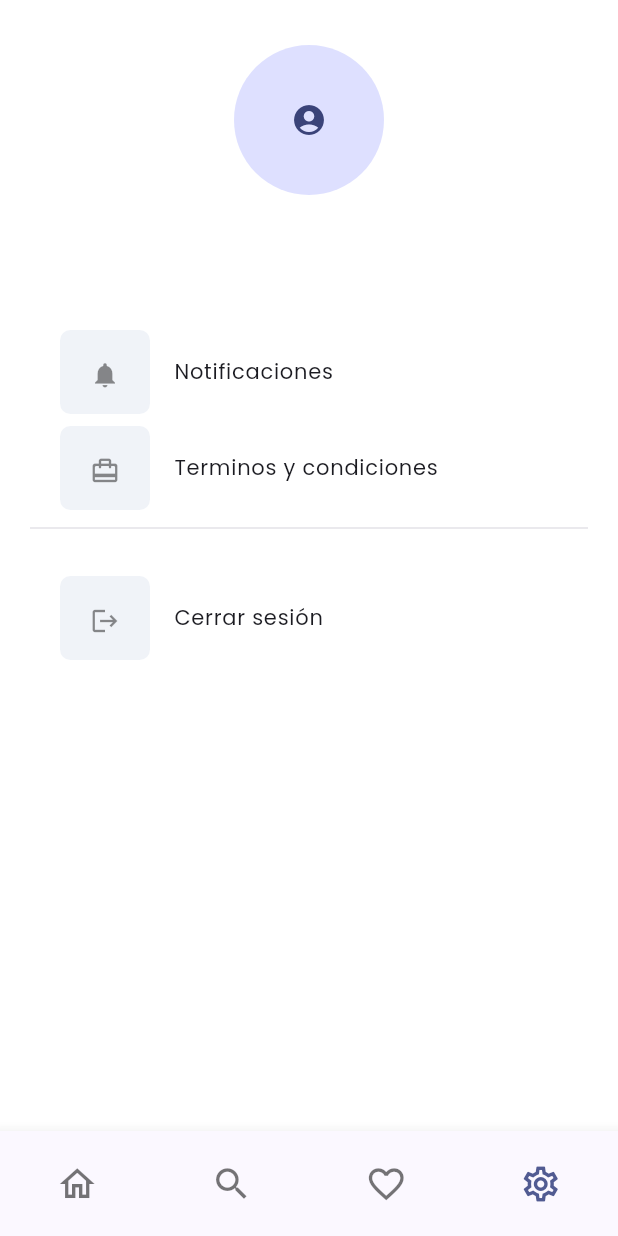
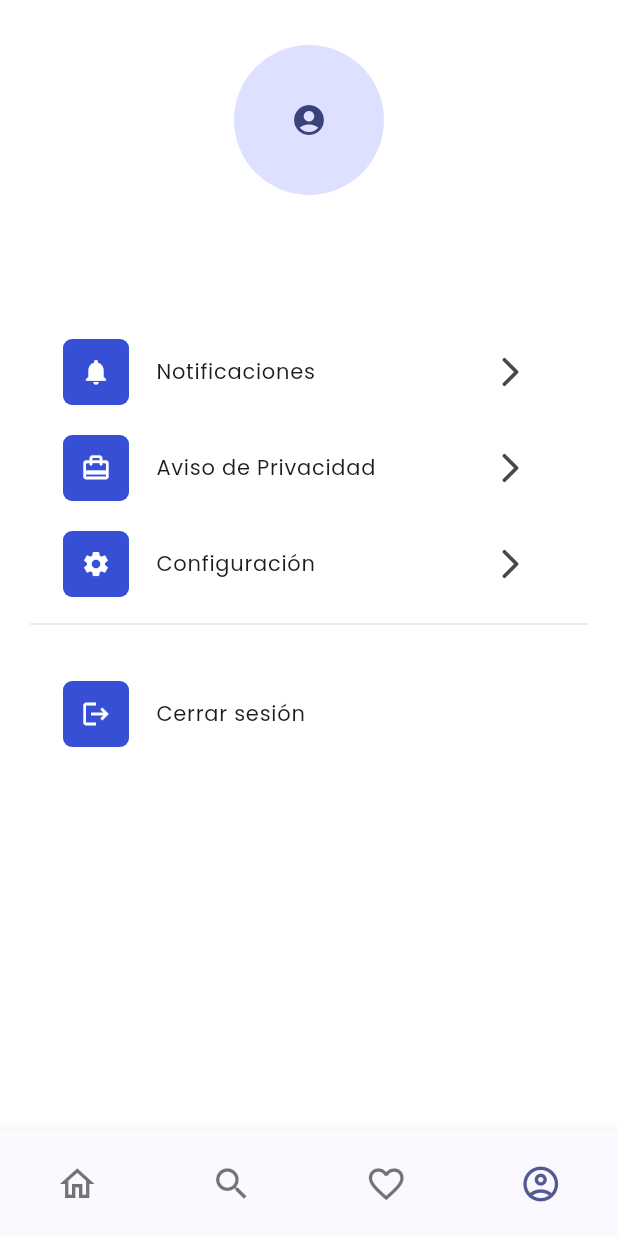
Before and after one commit to Maldy08/flutter_shopping_mxl_v2, a Flutter app: the screen it shows once a user with an empty profile is signed in, item 4 of the bottom bar chosen, on a phone screen of 412 x 824 dp. Run offline on Flutter 3.47's test engine with Material 2 defaults, Android fonts, the phone set to English and light mode, and no system bars; our stand-ins replace animate_do, cloud_firestore, equatable, firebase_auth, firebase_core, firebase_messaging and 5 more; accounts and stored records are empty.

Commit message:
09-04-2023

```diff
--- a/lib/config/router/app_router.dart
+++ b/lib/config/router/app_router.dart
@@ -48,7 +48,18 @@ GoRouter routes(AuthenticationBloc bloc) {
           }
           return '/';
         },
-        routes: const [],
+        routes: [
+          GoRoute(
+            path: 'notifications',
+            name: NotificationsScreen.name,
+            builder: (context, state) => const NotificationsScreen(),
+          ),
+          GoRoute(
+            path: 'aviso-privacidad',
+            name: AvisoPrivacidadScreen.name,
+            builder: (context, state) => const AvisoPrivacidadScreen(),
+          )
+        ],
       ),
       GoRoute(
         path: '/theme',
--- a/lib/config/theme/app_theme.dart
+++ b/lib/config/theme/app_theme.dart
@@ -54,12 +54,12 @@ class AppTheme {
 
   static ButtonStyle iconButtonSettings() {
     return IconButton.styleFrom(
-        padding: const EdgeInsets.all(20),
+        padding: const EdgeInsets.all(12),
         shape: RoundedRectangleBorder(
-          borderRadius: BorderRadius.circular(7),
+          borderRadius: BorderRadius.circular(6),
         ),
         elevation: 20,
-        backgroundColor: const Color(0xffF0F3F8));
+        backgroundColor: colorList[0]);
   }
 
   ThemeData getTheme() => ThemeData(
--- a/lib/main.dart
+++ b/lib/main.dart
@@ -5,7 +5,6 @@ import 'package:flutter_bloc/flutter_bloc.dart';
 import 'package:flutter_shopping_mxl_v2/config/config.dart';
 import 'package:flutter_shopping_mxl_v2/infrastructure/infrastructure.dart';
 import 'package:flutter_shopping_mxl_v2/presentation/blocs/blocs.dart';
-import 'package:flutter_shopping_mxl_v2/presentation/blocs/register/register_cubit.dart';
 
 final firebaseRepository = FirebaseAuthRepositoryImpl();
 void main() async {
--- a/lib/presentation/blocs/blocs.dart
+++ b/lib/presentation/blocs/blocs.dart
@@ -1,3 +1,4 @@
 export 'authentication/authentication_bloc.dart';
 export 'login/login_cubit.dart';
 export 'notifications/notifications_bloc.dart';
+export 'register/register_cubit.dart';
--- a/lib/presentation/screens.dart
+++ b/lib/presentation/screens.dart
@@ -1,3 +1,7 @@
+export 'package:flutter_shopping_mxl_v2/presentation/screens/aviso_privacidad/aviso_privacidad_screen.dart';
+
+export 'package:flutter_shopping_mxl_v2/presentation/screens/notifications/notifications_screen.dart';
+
 export 'package:flutter_shopping_mxl_v2/presentation/screens/theme_changer/theme_changer_screen.dart';
 
 export 'package:flutter_shopping_mxl_v2/presentation/screens/home/home_screen.dart';
--- /dev/null
+++ b/lib/presentation/screens/aviso_privacidad/aviso_privacidad_screen.dart
@@ -0,0 +1,15 @@
+import 'package:flutter/material.dart';
+import 'package:flutter_shopping_mxl_v2/presentation/widgets/widgets.dart';
+
+class AvisoPrivacidadScreen extends StatelessWidget {
+  static const String name = "aviso_privacidad_screen";
+  const AvisoPrivacidadScreen({super.key});
+
+  @override
+  Widget build(BuildContext context) {
+    return const Scaffold(
+      appBar: CustomAppBar(title: 'Aviso de privacidad'),
+      body: Placeholder(),
+    );
+  }
+}
--- a/lib/presentation/views/home_view.dart
+++ b/lib/presentation/views/home_view.dart
@@ -2,7 +2,6 @@ import 'package:flutter/material.dart';
 import 'package:flutter_bloc/flutter_bloc.dart';
 import 'package:flutter_shopping_mxl_v2/config/theme/app_theme.dart';
 import 'package:flutter_shopping_mxl_v2/presentation/blocs/authentication/authentication_bloc.dart';
-import 'package:flutter_shopping_mxl_v2/presentation/widgets/widgets.dart';
 
 import '../screens/home/widgets/home_search_buttons.dart';
 
--- a/lib/presentation/views/settings_view.dart
+++ b/lib/presentation/views/settings_view.dart
@@ -1,8 +1,9 @@
 import 'package:flutter/material.dart';
 import 'package:flutter_bloc/flutter_bloc.dart';
 import 'package:flutter_shopping_mxl_v2/config/theme/app_theme.dart';
+import 'package:flutter_shopping_mxl_v2/infrastructure/models/firebase/firebase_user.dart';
 import 'package:flutter_shopping_mxl_v2/presentation/blocs/authentication/authentication_bloc.dart';
-import 'package:flutter_shopping_mxl_v2/presentation/widgets/shared/custom_elevated_button.dart';
+import 'package:go_router/go_router.dart';
 
 class SettingsView extends StatelessWidget {
   const SettingsView({super.key});
@@ -18,9 +19,22 @@ class _SettingsView extends StatelessWidget {
 
   @override
   Widget build(BuildContext context) {
-    final theme = Theme.of(context);
+    //final theme = Theme.of(context);
     final user = context.watch<AuthenticationBloc>().state.user;
 
+    return _SettingsViewDetails(user: user);
+  }
+}
+
+class _SettingsViewDetails extends StatelessWidget {
+  const _SettingsViewDetails({
+    required this.user,
+  });
+
+  final FirebaseUser user;
+
+  @override
+  Widget build(BuildContext context) {
     return SingleChildScrollView(
       child: Padding(
         padding: const EdgeInsets.only(top: 30),
@@ -51,13 +65,13 @@ class _SettingsView extends StatelessWidget {
                   ),
                   const SizedBox(height: 10),
                   Text(
-                    user.name!,
+                    user.name ?? '',
                     style: const TextStyle(
                         fontSize: 18, fontWeight: FontWeight.bold),
                   ),
                   const SizedBox(height: 10),
                   Text(
-                    user.email!,
+                    user.email ?? '',
                     style: TextStyle(color: Colors.grey.shade500),
                   )
                 ],
@@ -74,10 +88,18 @@ class _SettingsView extends StatelessWidget {
                     color: Colors.white,
                     elevation: 0,
                     child: ListTile(
+                      trailing: IconButton(
+                        icon: const Icon(Icons.arrow_forward_ios_rounded),
+                        onPressed: () {
+                          context.push('/home/3/notifications');
+                        },
+                      ),
                       leading: IconButton(
                         iconSize: 20,
-                        color: Colors.black45,
-                        onPressed: () {},
+                        color: Colors.white,
+                        onPressed: () {
+                          context.push('/home/3/notifications');
+                        },
                         icon: const Icon(Icons.notifications),
                         style: AppTheme.iconButtonSettings(),
                       ),
@@ -85,25 +107,61 @@ class _SettingsView extends StatelessWidget {
                         'Notificaciones',
                         style: TextStyle(fontSize: 14),
                       ),
-                      onTap: () {},
+                      // onTap: () => context.push('/home/3/notifications'),
                     ),
                   ),
                   Card(
                     color: Colors.white,
                     elevation: 0,
                     child: ListTile(
+                      trailing: IconButton(
+                        icon: const Icon(
+                          Icons.arrow_forward_ios_rounded,
+                        ),
+                        onPressed: () {
+                          context.push('/home/3/aviso-privacidad');
+                        },
+                      ),
                       leading: IconButton(
                         iconSize: 20,
-                        color: Colors.black45,
-                        onPressed: () {},
+                        color: Colors.white,
+                        onPressed: () {
+                          context.push('/home/3/aviso-privacidad');
+                        },
                         icon: const Icon(Icons.card_travel_rounded),
                         style: AppTheme.iconButtonSettings(),
                       ),
                       title: const Text(
-                        'Terminos y condiciones',
+                        'Aviso de Privacidad',
                         style: TextStyle(fontSize: 14),
                       ),
-                      onTap: () {},
+                    ),
+                  ),
+                  Card(
+                    color: Colors.white,
+                    elevation: 0,
+                    child: ListTile(
+                      trailing: IconButton(
+                        icon: const Icon(
+                          Icons.arrow_forward_ios_rounded,
+                        ),
+                        onPressed: () {
+                          context.push('/home/3/configuracion');
+                        },
+                      ),
+                      leading: IconButton(
+                        iconSize: 20,
+                        color: Colors.white,
+                        onPressed: () {
+                          context.push('/home/3/configuracion');
+                        },
+                        icon: const Icon(Icons.settings),
+                        style: AppTheme.iconButtonSettings(),
+                      ),
+                      title: const Text(
+                        'Configuración',
+                        style: TextStyle(fontSize: 14),
+                      ),
                     ),
                   ),
                   const Divider(
@@ -118,8 +176,12 @@ class _SettingsView extends StatelessWidget {
                     child: ListTile(
                       leading: IconButton(
                         iconSize: 20,
-                        color: Colors.black45,
-                        onPressed: () {},
+                        color: Colors.white,
+                        onPressed: () {
+                          context
+                              .read<AuthenticationBloc>()
+                              .add(const LogoutRequested());
+                        },
                         icon: const Icon(Icons.logout),
                         style: AppTheme.iconButtonSettings(),
                       ),
@@ -127,11 +189,6 @@ class _SettingsView extends StatelessWidget {
                         'Cerrar sesión',
                         style: TextStyle(fontSize: 14),
                       ),
-                      onTap: () {
-                        context
-                            .read<AuthenticationBloc>()
-                            .add(const LogoutRequested());
-                      },
                     ),
                   ),
                 ],
--- a/lib/presentation/views/views.dart
+++ b/lib/presentation/views/views.dart
@@ -2,3 +2,4 @@ export './favorites_view.dart';
 export './home_view.dart';
 export './search_view.dart';
 export './settings_view.dart';
+export './notifications_view.dart';
--- a/lib/presentation/widgets/shared/custom_bottom_navigation.dart
+++ b/lib/presentation/widgets/shared/custom_bottom_navigation.dart
@@ -65,7 +65,7 @@ class CustomBottomNavigation extends StatelessWidget {
           ),
           BottomNavigationBarItem(
             icon: Icon(
-              Icons.settings_outlined,
+              Icons.account_circle_outlined,
               size: size,
             ),
             label: 'Settings',
```
Also changed, not shown: lib/infrastructure/datasources/firebase_auth_datasource.dart (+9 -0 lines), lib/infrastructure/models/user.dart (+38 -16 lines), lib/presentation/screens/notifications/notifications_screen.dart (added, +16 -0 lines), lib/presentation/views/notifications_view.dart (added, +16 -0 lines).
